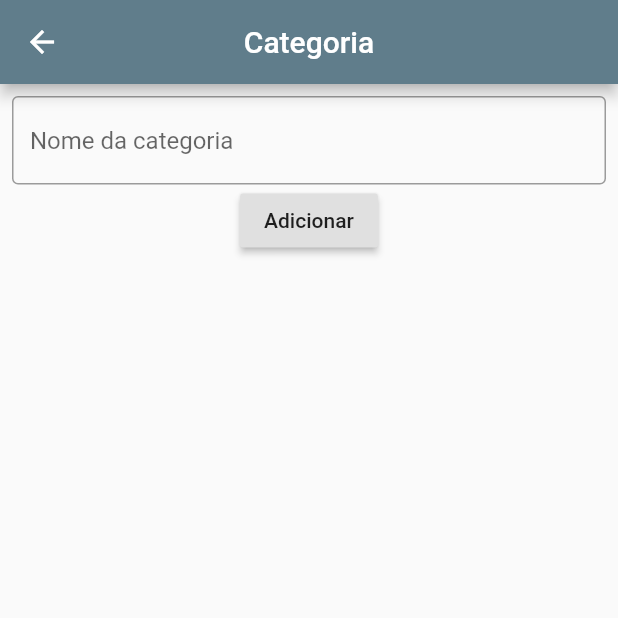
After one commit to lucassant/flutter_crud_moor, a Flutter app: the CategoriaFormPage screen opened directly, on a phone screen of 412 x 824 dp, the top half of it. The commit adds this screen. Run offline on Flutter 3.47's test engine with Material 2 defaults, Android fonts, the phone set to English and light mode, and no system bars; our stand-ins replace get_it, moor, moor_flutter; generated files the repository leaves out were written again.

```diff
--- /dev/null
+++ b/lib/categoria/categoria_form_page.dart
@@ -0,0 +1,73 @@
+import 'package:flutter/material.dart';
+import 'package:flutter_crud/db/my_database.dart';
+import 'package:get_it/get_it.dart';
+
+class CategoriaFormPage extends StatefulWidget {
+  final int id;
+
+  const CategoriaFormPage({Key key, this.id}) : super(key: key);
+  @override
+  _CategoriaFormPageState createState() => _CategoriaFormPageState();
+}
+
+class _CategoriaFormPageState extends State<CategoriaFormPage> {
+  Categoria categoria;
+  String categoriaName = '';
+  MyDatabase db;
+  TextEditingController _nome;
+
+  @override
+  void initState() {
+    db = GetIt.instance<MyDatabase>();
+    _nome = TextEditingController();
+    categoria = Categoria(id: null, name: null);
+
+    db.categoriaDao.categoriaById(widget.id).forEach((element) {
+      if (element != null) {
+        categoria = element;
+        _nome.text = categoria.name;
+      }
+    });
+
+    super.initState();
+  }
+
+  @override
+  Widget build(BuildContext context) {
+    return Scaffold(
+      appBar: AppBar(
+        title: Text('Categoria'),
+        centerTitle: true,
+      ),
+      body: Padding(
+        padding: const EdgeInsets.all(8.0),
+        child: Column(
+          children: <Widget>[
+            TextField(
+              controller: _nome,
+              onChanged: (v) {
+                categoria = categoria.copyWith(name: v);
+              },
+              decoration: InputDecoration(
+                border: OutlineInputBorder(),
+                hintText: 'Nome da categoria',
+              ),
+            ),
+            RaisedButton(
+              child: Text('Adicionar'),
+              onPressed: () {
+                if (categoria.id == null) {
+                  db.categoriaDao.addCategoria(categoria);
+                } else {
+                  db.categoriaDao.updateCategoria(categoria);
+                }
+
+                Navigator.pop(context);
+              },
+            )
+          ],
+        ),
+      ),
+    );
+  }
+}
--- a/lib/db/dao/categoria_dao.dart
+++ b/lib/db/dao/categoria_dao.dart
@@ -10,8 +10,10 @@ class CategoriaDao extends DatabaseAccessor<MyDatabase>
 
   Stream<List<Categoria>> get allCategorias => select(categorias).watch();
 
-  /*Future<int> addCategoria(CategoriasCompanion entry) =>
-      into(db.categorias).insert(entry);*/
+  Stream<Categoria> categoriaById(int id) {
+    return (select(categorias)..where((tbl) => tbl.id.equals(id)))
+        .watchSingle();
+  }
 
   Future addCategoria(Categoria ent) => into(categorias).insert(ent);
 
--- a/lib/home/home_page.dart
+++ b/lib/home/home_page.dart
@@ -27,7 +27,7 @@ class _HomePageState extends State<HomePage> {
         centerTitle: true,
         actions: <Widget>[
           IconButton(
-              icon: Icon(Icons.add),
+              icon: Icon(Icons.category),
               onPressed: () {
                 Navigator.push(context, MaterialPageRoute(
                   builder: (context) {
--- a/lib/main.dart
+++ b/lib/main.dart
@@ -17,7 +17,7 @@ class MyApp extends StatelessWidget {
       debugShowCheckedModeBanner: false,
       title: 'Flutter Demo',
       theme: ThemeData(
-        primarySwatch: Colors.blue,
+        primarySwatch: Colors.blueGrey,
         visualDensity: VisualDensity.adaptivePlatformDensity,
       ),
       home: HomePage(),
```
Also changed, not shown: lib/categoria/categoria_page.dart (+12 -45 lines), lib/produto/add_produto_page.dart (+43 -2 lines).
